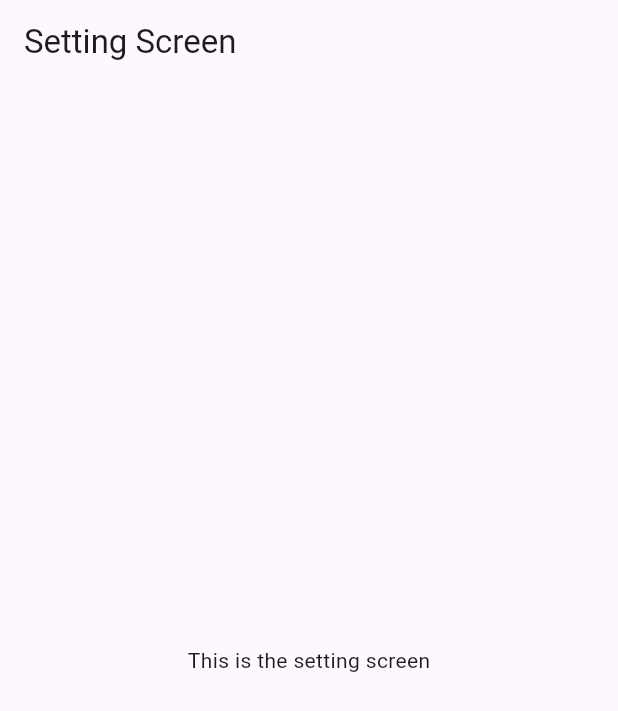
After one commit to yahya542/todolistApp, a Flutter app: the screen it shows after launch, in the side drawer, after a tap on "Masuk", on a phone screen of 412 x 824 dp. The commit adds this screen. Shown: the top 711 px of the screen. Run offline on Flutter 3.47's test engine with Material 3 defaults, Android fonts, the phone set to English and light mode, and no system bars.

Commit message:
create responsive and humberger icon and using backgound avengers

```diff
--- a/todolist/lib/screens/homeScreen.dart
+++ b/todolist/lib/screens/homeScreen.dart
@@ -1,6 +1,8 @@
 import 'package:flutter/material.dart';
 import '../widgets/backtrackingSearch.dart';
 import '../widgets/daftarTugas.dart';
+import '../screens/settingScreen.dart';
+import '../screens/loginScreen.dart';
 
 class HomeScreen extends StatefulWidget {
   const HomeScreen({super.key});
@@ -19,9 +21,7 @@ class _HomeScreenState extends State<HomeScreen> {
   void initState() {
     super.initState();
     _filteredTodos = List.from(_todos);
-    _searchController.addListener(() {
-      _filterTodosWithBacktracking();
-    });
+    _searchController.addListener(_filterTodosWithBacktracking);
   }
 
   void _addTodo() {
@@ -82,9 +82,8 @@ class _HomeScreenState extends State<HomeScreen> {
   void _filterTodosWithBacktracking() {
     final query = _searchController.text.trim().toLowerCase();
     setState(() {
-      _filteredTodos = _todos.where((todo) {
-        return todo.toLowerCase().contains(query);
-      }).toList();
+      _filteredTodos =
+          _todos.where((todo) => todo.toLowerCase().contains(query)).toList();
     });
   }
 
@@ -95,9 +94,40 @@ class _HomeScreenState extends State<HomeScreen> {
         title: const Text('Todo List'),
         backgroundColor: Colors.yellowAccent,
       ),
+      drawer: Drawer(
+        child: ListView(
+          padding: EdgeInsets.zero,
+          children: [
+            const DrawerHeader(
+              decoration: BoxDecoration(color: Colors.yellowAccent),
+              child: Text('Menu', style: TextStyle(fontSize: 24)),
+            ),
+            ListTile(
+              leading: const Icon(Icons.login),
+              title: const Text('Masuk'),
+              onTap: () {
+                Navigator.push(
+                  context,
+                  MaterialPageRoute(builder: (context) => const LoginScreen()),
+                );
+                Navigator.push(
+                  context,
+                  MaterialPageRoute(
+                    builder: (context) => const SettingScreen(),
+                  ),
+                );
+              },
+            ),
+          ],
+        ),
+      ),
       body: Container(
         decoration: const BoxDecoration(
           color: Colors.yellowAccent,
+          image: DecorationImage(
+            image: AssetImage('assets/images/avHome.jpg'),
+            fit: BoxFit.cover,
+          ),
         ),
         child: Padding(
           padding: const EdgeInsets.all(16),
@@ -121,7 +151,8 @@ class _HomeScreenState extends State<HomeScreen> {
               ElevatedButton(onPressed: _addTodo, child: const Text('+')),
               const SizedBox(height: 20),
               Expanded(
-                child: _filteredTodos.isEmpty
+                child:
+                    _filteredTodos.isEmpty
                         ? const Center(child: Text('Belum ada tugas'))
                         : TodoListWidget(
                           todos: _filteredTodos,
--- /dev/null
+++ b/todolist/lib/screens/loginScreen.dart
@@ -0,0 +1,26 @@
+import 'package:flutter/material.dart';
+
+void main() {
+  runApp(const LoginScreen());
+}
+class LoginScreen extends StatelessWidget {
+  const LoginScreen({super.key});
+
+  @override
+  Widget build(BuildContext context) {
+    return MaterialApp(
+      title: 'Setting Screen',
+      theme: ThemeData(
+        primarySwatch: Colors.blue,
+      ),
+      home: Scaffold(
+        appBar: AppBar(
+          title: const Text('Login Screen'),
+        ),
+        body: const Center(
+          child: Text('This is the Login screen'),
+        ),
+      ),
+    );
+  }
+}
--- /dev/null
+++ b/todolist/lib/screens/settingScreen.dart
@@ -0,0 +1,26 @@
+import 'package:flutter/material.dart';
+
+void main() {
+  runApp(const SettingScreen());
+}
+class SettingScreen extends StatelessWidget {
+  const SettingScreen({super.key});
+
+  @override
+  Widget build(BuildContext context) {
+    return MaterialApp(
+      title: 'Setting Screen',
+      theme: ThemeData(
+        primarySwatch: Colors.blue,
+      ),
+      home: Scaffold(
+        appBar: AppBar(
+          title: const Text('Setting Screen'),
+        ),
+        body: const Center(
+          child: Text('This is the setting screen'),
+        ),
+      ),
+    );
+  }
+}
--- a/todolist/pubspec.yaml
+++ b/todolist/pubspec.yaml
@@ -53,10 +53,13 @@ dev_dependencies:
 
 # The following section is specific to Flutter packages.
 flutter:
+  assets:
+    - assets/images/
   fonts:
     - family: Righteous
       fonts:
         - asset: assets/fonts/Righteous/Righteous-Regular.ttf
+
 
 
   # The following line ensures that the Material Icons font is
```
Also changed, not shown: todolist/assets/images/avHome.jpg (added), todolist/assets/images/trHome.jpeg (added). Lines whose indentation alone changed are shown as unchanged.
